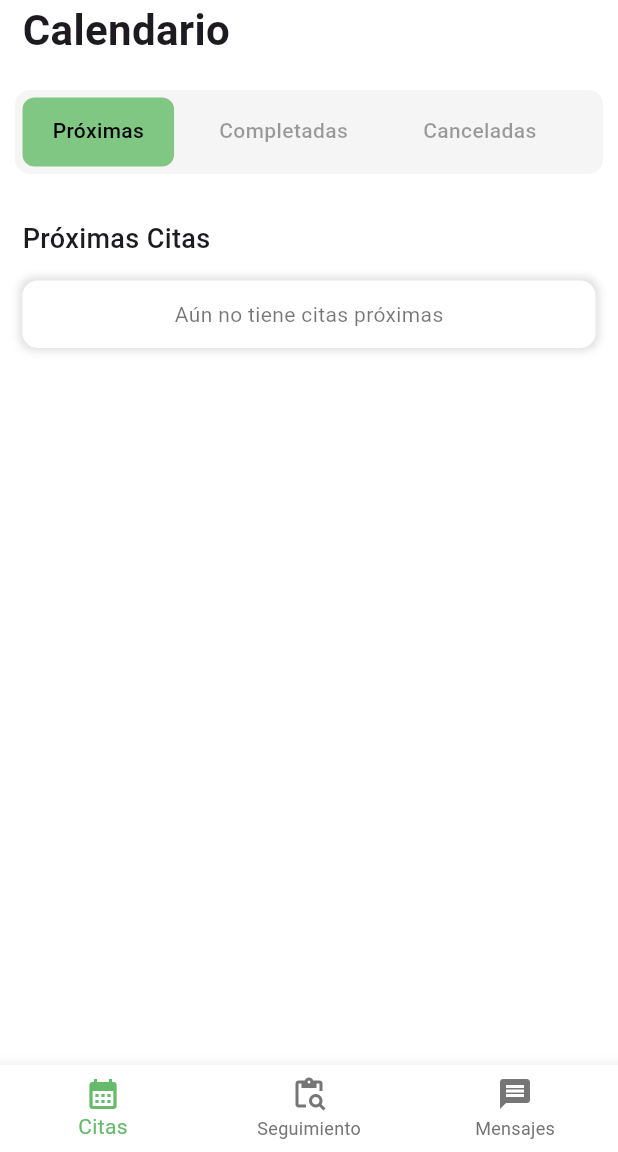
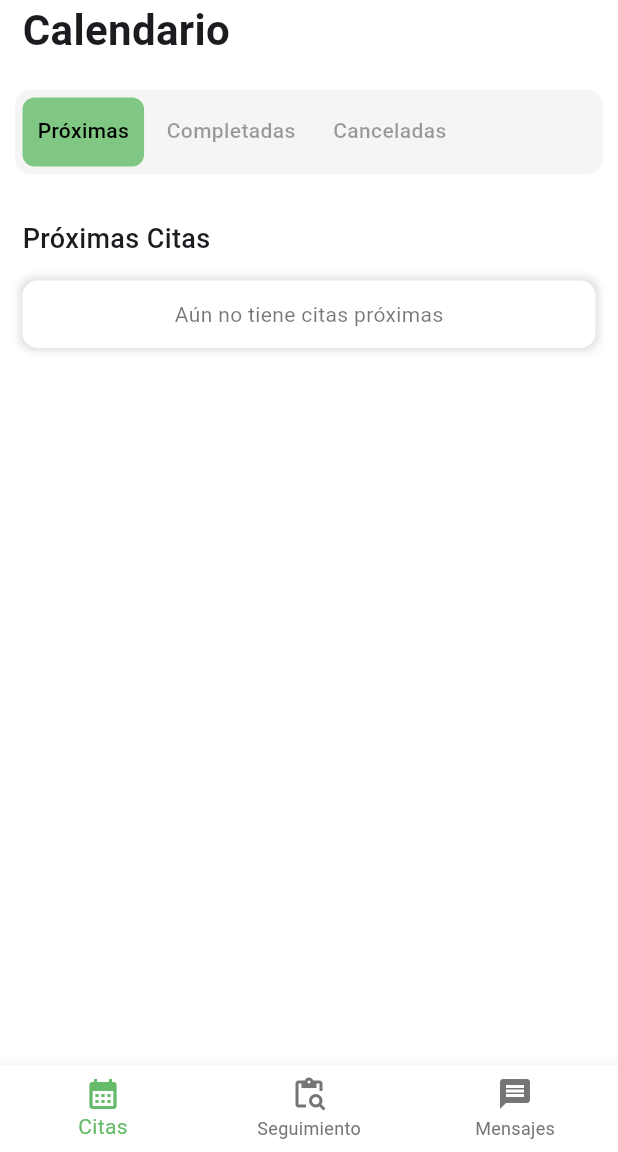
Before and after one commit to GabrielAgundiz/MechanicTracking, a Flutter app: the SchedulePage screen opened directly, after a tap on "Completadas", after a tap on "Canceladas", after a tap on the "logout" icon, on a phone screen of 412 x 824 dp, the part 84-1236 px from its top. Run offline on Flutter 3.47's test engine with Material 3 defaults, Android fonts, the phone set to English and light mode, and no system bars; our stand-ins replace cloud_firestore, dotted_line, email_validator, firebase_auth, firebase_core, google_fonts and 2 more; missing offline and left inert: custom_clippers; accounts and stored records are empty; network calls fail.

Commit message:
Responsive Bug Fixes

```diff
--- a/mechanictraking/lib/screens/admin/chatad.dart
+++ b/mechanictraking/lib/screens/admin/chatad.dart
@@ -91,7 +91,7 @@ class ChatPageAD extends StatelessWidget {
               padding: const EdgeInsets.only(left: 30),
               child: Container(
                 alignment: Alignment.centerRight,
-                width: 270,
+                width: 250,
                 child: TextFormField(
                   decoration: const InputDecoration(
                       hintText: "Mensaje...", border: InputBorder.none),
--- a/mechanictraking/lib/screens/admin/schedulead.dart
+++ b/mechanictraking/lib/screens/admin/schedulead.dart
@@ -84,7 +84,7 @@ class _SchedulePageADState extends State<SchedulePageAD> {
                       },
                       child: Container(
                         padding: const EdgeInsets.symmetric(
-                            vertical: 12, horizontal: 20),
+                            vertical: 12, horizontal: 10),
                         decoration: BoxDecoration(
                           borderRadius: BorderRadius.circular(8),
                           color: _buttonIndex == 0
@@ -101,7 +101,7 @@ class _SchedulePageADState extends State<SchedulePageAD> {
                             )),
                       ),
                     ),
-                    const SizedBox(width: 10), // Espaciado entre los botones
+                    const SizedBox(width: 5), // Espaciado entre los botones
                     InkWell(
                       onTap: () {
                         setState(() {
@@ -110,7 +110,7 @@ class _SchedulePageADState extends State<SchedulePageAD> {
                       },
                       child: Container(
                         padding: const EdgeInsets.symmetric(
-                            vertical: 12, horizontal: 20),
+                            vertical: 12, horizontal: 10),
                         decoration: BoxDecoration(
                           borderRadius: BorderRadius.circular(8),
                           color: _buttonIndex == 1
@@ -127,7 +127,7 @@ class _SchedulePageADState extends State<SchedulePageAD> {
                             )),
                       ),
                     ),
-                    const SizedBox(width: 10), // Espaciado entre los botones
+                    const SizedBox(width: 5), // Espaciado entre los botones
                     InkWell(
                       onTap: () {
                         setState(() {
@@ -136,7 +136,7 @@ class _SchedulePageADState extends State<SchedulePageAD> {
                       },
                       child: Container(
                         padding: const EdgeInsets.symmetric(
-                            vertical: 12, horizontal: 20),
+                            vertical: 12, horizontal: 10),
                         decoration: BoxDecoration(
                           borderRadius: BorderRadius.circular(8),
                           color: _buttonIndex == 2
--- a/mechanictraking/lib/screens/admin/trackingad.dart
+++ b/mechanictraking/lib/screens/admin/trackingad.dart
@@ -83,7 +83,7 @@ class _TrackingPageADState extends State<TrackingPageAD> {
                                   ? Colors.green[300]
                                   : Colors.grey[100],
                             ),
-                            child: Text("Proximos",
+                            child: Text("Actuales",
                                 style: TextStyle(
                                   fontSize: 14,
                                   fontWeight: FontWeight.w500,
@@ -101,7 +101,7 @@ class _TrackingPageADState extends State<TrackingPageAD> {
                           },
                           child: Container(
                             padding: const EdgeInsets.symmetric(
-                                vertical: 12, horizontal: 50),
+                                vertical: 12, horizontal: 30),
                             decoration: BoxDecoration(
                               borderRadius: BorderRadius.circular(8),
                               color: _buttonIndex == 1
--- a/mechanictraking/lib/screens/user/chat.dart
+++ b/mechanictraking/lib/screens/user/chat.dart
@@ -98,16 +98,16 @@ class ChatPage extends StatelessWidget {
               padding: const EdgeInsets.only(left: 30),
               child: Container(
                 alignment: Alignment.centerRight,
-                width: 270,
+                width: 250,
                 child: TextFormField(
                   decoration: const InputDecoration(
                       hintText: "Mensaje...", border: InputBorder.none),
                 ),
               ),
             ),
-            Spacer(),
+            const Spacer(),
             Padding(
-              padding: EdgeInsets.only(right: 10),
+              padding: const EdgeInsets.only(right: 10),
               child: Icon(
                 Icons.send,
                 size: 30,
--- a/mechanictraking/lib/screens/user/schedule.dart
+++ b/mechanictraking/lib/screens/user/schedule.dart
@@ -83,7 +83,7 @@ class _SchedulePageState extends State<SchedulePage> {
                       },
                       child: Container(
                         padding: const EdgeInsets.symmetric(
-                            vertical: 12, horizontal: 20),
+                            vertical: 12, horizontal: 10),
                         decoration: BoxDecoration(
                           borderRadius: BorderRadius.circular(8),
                           color: _buttonIndex == 0
@@ -100,7 +100,7 @@ class _SchedulePageState extends State<SchedulePage> {
                             )),
                       ),
                     ),
-                    const SizedBox(width: 10), // Espaciado entre los botones
+                    const SizedBox(width: 5), // Espaciado entre los botones
                     InkWell(
                       onTap: () {
                         setState(() {
@@ -109,7 +109,7 @@ class _SchedulePageState extends State<SchedulePage> {
                       },
                       child: Container(
                         padding: const EdgeInsets.symmetric(
-                            vertical: 12, horizontal: 20),
+                            vertical: 12, horizontal: 10),
                         decoration: BoxDecoration(
                           borderRadius: BorderRadius.circular(8),
                           color: _buttonIndex == 1
@@ -126,7 +126,7 @@ class _SchedulePageState extends State<SchedulePage> {
                             )),
                       ),
                     ),
-                    const SizedBox(width: 10), // Espaciado entre los botones
+                    const SizedBox(width: 5), // Espaciado entre los botones
                     InkWell(
                       onTap: () {
                         setState(() {
@@ -135,7 +135,7 @@ class _SchedulePageState extends State<SchedulePage> {
                       },
                       child: Container(
                         padding: const EdgeInsets.symmetric(
-                            vertical: 12, horizontal: 20),
+                            vertical: 12, horizontal: 10),
                         decoration: BoxDecoration(
                           borderRadius: BorderRadius.circular(8),
                           color: _buttonIndex == 2
--- a/mechanictraking/lib/screens/user/tracking.dart
+++ b/mechanictraking/lib/screens/user/tracking.dart
@@ -77,7 +77,7 @@ class _TrackingPageState extends State<TrackingPage> {
                           },
                           child: Container(
                             padding: const EdgeInsets.symmetric(
-                                vertical: 12, horizontal: 60),
+                                vertical: 12, horizontal: 50),
                             decoration: BoxDecoration(
                               borderRadius: BorderRadius.circular(8),
                               color: _buttonIndex == 0
@@ -102,7 +102,7 @@ class _TrackingPageState extends State<TrackingPage> {
                           },
                           child: Container(
                             padding: const EdgeInsets.symmetric(
-                                vertical: 12, horizontal: 50),
+                                vertical: 12, horizontal: 30),
                             decoration: BoxDecoration(
                               borderRadius: BorderRadius.circular(8),
                               color: _buttonIndex == 1
```
Also changed, not shown: mechanictraking/lib/screens/admin/widgets/completedtrackingad.dart (+4 -3 lines), mechanictraking/lib/screens/user/widgets/completedtracking.dart (+1 -16 lines).
